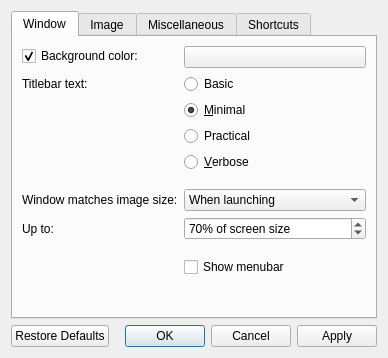
Above: src/qvoptionsdialog.ui from jurplel/qView before the change. Below: the same form after it.
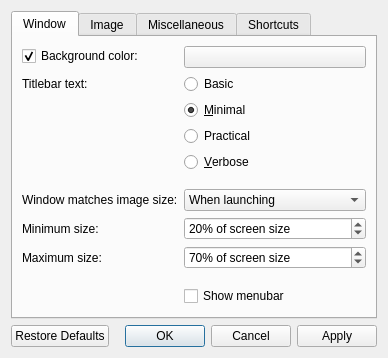
That is the form after the change.

Commit message: added minimum window auto resize option - resolved #282

Patch:
```diff
--- a/src/qvoptionsdialog.ui
+++ b/src/qvoptionsdialog.ui
@@ -156,7 +156,7 @@
          </item>
         </widget>
        </item>
-       <item row="7" column="1">
+       <item row="8" column="1">
         <widget class="QSpinBox" name="maxWindowResizeSpinBox">
          <property name="toolTip">
           <string>Control the maximum size that the window should reach when matching the image's actual size</string>
@@ -165,7 +165,7 @@
           <string>% of screen size</string>
          </property>
          <property name="minimum">
-          <number>10</number>
+          <number>0</number>
          </property>
          <property name="maximum">
           <number>100</number>
@@ -178,7 +178,7 @@
          </property>
         </widget>
        </item>
-       <item row="8" column="1">
+       <item row="9" column="1">
         <spacer name="horizontalSpacer_3">
          <property name="orientation">
           <enum>Qt::Horizontal</enum>
@@ -191,17 +191,17 @@
          </property>
         </spacer>
        </item>
-       <item row="7" column="0">
+       <item row="8" column="0">
         <widget class="QLabel" name="maxWindowResizeLabel">
          <property name="toolTip">
           <string>Control the maximum size that the window should reach when matching the image's actual size</string>
          </property>
          <property name="text">
-          <string>Up to:</string>
+          <string>Maximum size:</string>
          </property>
         </widget>
        </item>
-       <item row="9" column="1">
+       <item row="10" column="1">
         <widget class="QCheckBox" name="menubarCheckbox">
          <property name="text">
           <string>Show menubar</string>
@@ -215,6 +215,35 @@
          </property>
         </widget>
        </item>
+       <item row="7" column="0">
+        <widget class="QLabel" name="minWindowResizeLabel">
+         <property name="text">
+          <string>Minimum size:</string>
+         </property>
+        </widget>
+       </item>
+       <item row="7" column="1">
+        <widget class="QSpinBox" name="minWindowResizeSpinBox">
+         <property name="toolTip">
+          <string>Control the minimum size that the window should reach when matching the image's actual size</string>
+         </property>
+         <property name="suffix">
+          <string>% of screen size</string>
+         </property>
+         <property name="minimum">
+          <number>0</number>
+         </property>
+         <property name="maximum">
+          <number>100</number>
+         </property>
+         <property name="singleStep">
+          <number>5</number>
+         </property>
+         <property name="value">
+          <number>20</number>
+         </property>
+        </widget>
+       </item>
       </layout>
      </widget>
      <widget class="QWidget" name="image">
```
The commit also changes 4 other files.
